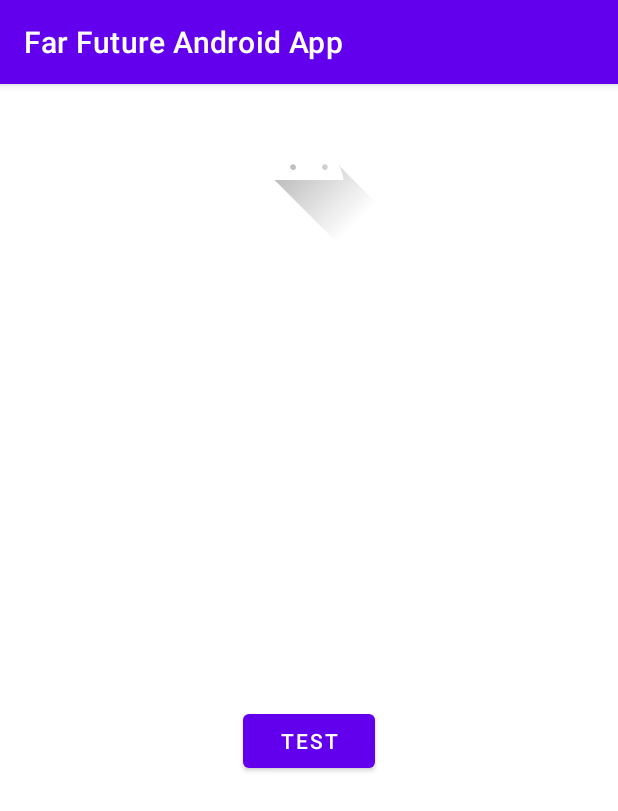
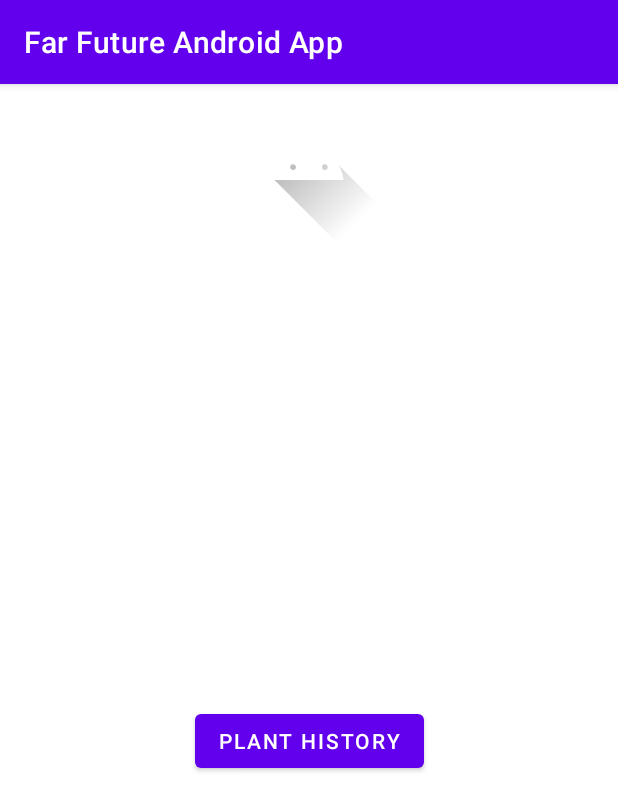
Before and after one commit to rgcesar/far-future, an Android app: the screen it shows after launch (MainActivity), on a phone screen of 412 x 824 dp. Shown: the top 811 px of the screen. Run offline under Robolectric (Android 15) with nearby library versions, the phone set to English and light mode, and no system bars.

Commit message:
app update
Now includes selecting different data to display and displaying data on
the graph.

```diff
--- a/FarFutureAndroidApp/app/src/main/res/layout/activity_main.xml
+++ b/FarFutureAndroidApp/app/src/main/res/layout/activity_main.xml
@@ -21,12 +21,34 @@
     <Button
         android:layout_width="wrap_content"
         android:layout_height="wrap_content"
-        android:text="@string/test"
+        android:text="@string/goto_graph"
         android:onClick="toGraphClick"
         app:layout_constraintTop_toBottomOf="@id/imageView"
         app:layout_constraintRight_toRightOf="parent"
         app:layout_constraintLeft_toLeftOf="parent"
         app:layout_constraintBottom_toBottomOf="parent"
         />
+    <!--
+    <Button
+        android:layout_width="wrap_content"
+        android:layout_height="wrap_content"
+        android:text="@string/goto_commands"
+        android:onClick="toCommandsClick"
+        app:layout_constraintTop_toBottomOf="@id/imageView"
+        app:layout_constraintRight_toRightOf="parent"
+        app:layout_constraintLeft_toLeftOf="parent"
+        app:layout_constraintBottom_toBottomOf="parent"
+        />
+    <Button
+        android:layout_width="wrap_content"
+        android:layout_height="wrap_content"
+        android:text="@string/goto_settings"
+        android:onClick="toSettingsClick"
+        app:layout_constraintTop_toBottomOf="@id/imageView"
+        app:layout_constraintRight_toRightOf="parent"
+        app:layout_constraintLeft_toLeftOf="parent"
+        app:layout_constraintBottom_toBottomOf="parent"
+        />
+        -->
 
 </androidx.constraintlayout.widget.ConstraintLayout>
--- a/FarFutureAndroidApp/app/src/main/res/values/strings.xml
+++ b/FarFutureAndroidApp/app/src/main/res/values/strings.xml
@@ -11,5 +11,14 @@
     <string name="hello_second_fragment">Hello second fragment. Arg: %1$s</string>
 
     <string name="back">Back</string>
-    <string name="test">Test</string>
+    <string name="goto_graph">Plant History</string>
+    <string name="goto_commands">Remote Controls</string>
+    <string name="goto_settings">Settings</string>
+
+
+    <string-array name="data_types_array">
+        <item>Humidity</item>
+        <item>Temperature</item>
+        <item>Light Level</item>
+    </string-array>
 </resources>
```
Also changed, not shown: FarFutureAndroidApp/app/src/main/java/com/example/farfuture/DataGraph.kt (+63 -0 lines), FarFutureAndroidApp/app/src/main/java/com/example/farfuture/FirstFragment.kt (deleted, +0 -31 lines), FarFutureAndroidApp/app/src/main/java/com/example/farfuture/MainActivity.kt (+10 -0 lines), FarFutureAndroidApp/app/src/main/java/com/example/farfuture/SecondFragment.kt (deleted, +0 -31 lines), FarFutureAndroidApp/app/src/main/res/layout/activity_datagraph.xml (+13 -3 lines), FarFutureAndroidApp/app/src/main/res/layout/fragment_first.xml (deleted, +0 -28 lines), FarFutureAndroidApp/app/src/main/res/layout/fragment_second.xml (deleted, +0 -27 lines).
